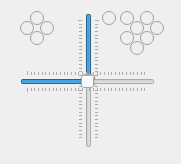
Old version of the form direcs/src/joystickDialog.ui in the repository markusk/direcs.
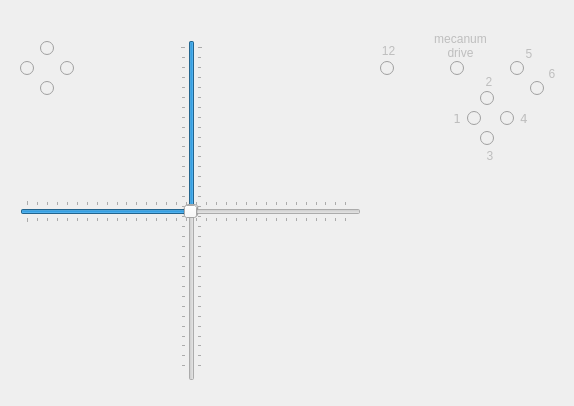
New version of the form. Icons and pictures are not drawn.

Commit message: Joystick button layout updated to current Gamepad. Buttons labels updated.

```diff
--- a/direcs/src/joystickDialog.ui
+++ b/direcs/src/joystickDialog.ui
@@ -9,8 +9,8 @@
    <rect>
     <x>0</x>
     <y>0</y>
-    <width>181</width>
-    <height>164</height>
+    <width>574</width>
+    <height>406</height>
    </rect>
   </property>
   <property name="sizePolicy">
@@ -32,8 +32,8 @@
    </property>
    <property name="geometry">
     <rect>
-     <x>30</x>
-     <y>10</y>
+     <x>40</x>
+     <y>40</y>
      <width>16</width>
      <height>16</height>
     </rect>
@@ -57,7 +57,7 @@
    <property name="geometry">
     <rect>
      <x>20</x>
-     <y>20</y>
+     <y>60</y>
      <width>16</width>
      <height>16</height>
     </rect>
@@ -80,9 +80,9 @@
    </property>
    <property name="geometry">
     <rect>
-     <x>102</x>
-     <y>10</y>
-     <width>16</width>
+     <x>380</x>
+     <y>60</y>
+     <width>21</width>
      <height>16</height>
     </rect>
    </property>
@@ -104,9 +104,9 @@
    </property>
    <property name="geometry">
     <rect>
-     <x>120</x>
-     <y>10</y>
-     <width>16</width>
+     <x>450</x>
+     <y>60</y>
+     <width>21</width>
      <height>16</height>
     </rect>
    </property>
@@ -128,8 +128,8 @@
    </property>
    <property name="geometry">
     <rect>
-     <x>30</x>
-     <y>30</y>
+     <x>40</x>
+     <y>80</y>
      <width>16</width>
      <height>16</height>
     </rect>
@@ -152,9 +152,9 @@
    </property>
    <property name="geometry">
     <rect>
-     <x>120</x>
-     <y>30</y>
-     <width>16</width>
+     <x>450</x>
+     <y>110</y>
+     <width>31</width>
      <height>16</height>
     </rect>
    </property>
@@ -163,8 +163,11 @@
      <family>Verdana</family>
     </font>
    </property>
+   <property name="layoutDirection">
+    <enum>Qt::RightToLeft</enum>
+   </property>
    <property name="text">
-    <string/>
+    <string>1</string>
    </property>
    <property name="autoExclusive">
     <bool>false</bool>
@@ -176,8 +179,8 @@
    </property>
    <property name="geometry">
     <rect>
-     <x>40</x>
-     <y>20</y>
+     <x>60</x>
+     <y>60</y>
      <width>16</width>
      <height>16</height>
     </rect>
@@ -197,10 +200,10 @@
   <widget class="QSlider" name="sliderJoystickY">
    <property name="geometry">
     <rect>
-     <x>77</x>
-     <y>13</y>
+     <x>180</x>
+     <y>40</y>
      <width>23</width>
-     <height>135</height>
+     <height>341</height>
     </rect>
    </property>
    <property name="font">
@@ -239,9 +242,9 @@
    </property>
    <property name="geometry">
     <rect>
-     <x>140</x>
-     <y>10</y>
-     <width>16</width>
+     <x>510</x>
+     <y>60</y>
+     <width>21</width>
      <height>16</height>
     </rect>
    </property>
@@ -263,9 +266,9 @@
    </property>
    <property name="geometry">
     <rect>
-     <x>140</x>
-     <y>30</y>
-     <width>16</width>
+     <x>500</x>
+     <y>110</y>
+     <width>31</width>
      <height>16</height>
     </rect>
    </property>
@@ -275,7 +278,7 @@
     </font>
    </property>
    <property name="text">
-    <string/>
+    <string>4</string>
    </property>
    <property name="autoExclusive">
     <bool>false</bool>
@@ -287,9 +290,9 @@
    </property>
    <property name="geometry">
     <rect>
-     <x>130</x>
-     <y>20</y>
-     <width>16</width>
+     <x>480</x>
+     <y>90</y>
+     <width>21</width>
      <height>16</height>
     </rect>
    </property>
@@ -311,9 +314,9 @@
    </property>
    <property name="geometry">
     <rect>
-     <x>150</x>
-     <y>20</y>
-     <width>16</width>
+     <x>530</x>
+     <y>80</y>
+     <width>21</width>
      <height>16</height>
     </rect>
    </property>
@@ -335,9 +338,9 @@
    </property>
    <property name="geometry">
     <rect>
-     <x>130</x>
-     <y>40</y>
-     <width>16</width>
+     <x>480</x>
+     <y>130</y>
+     <width>21</width>
      <height>16</height>
     </rect>
    </property>
@@ -357,8 +360,8 @@
    <property name="geometry">
     <rect>
      <x>20</x>
-     <y>70</y>
-     <width>135</width>
+     <y>200</y>
+     <width>341</width>
      <height>23</height>
     </rect>
    </property>
@@ -389,6 +392,144 @@
     <number>2000</number>
    </property>
   </widget>
+  <widget class="QLabel" name="label">
+   <property name="enabled">
+    <bool>false</bool>
+   </property>
+   <property name="geometry">
+    <rect>
+     <x>482</x>
+     <y>148</y>
+     <width>16</width>
+     <height>16</height>
+    </rect>
+   </property>
+   <property name="layoutDirection">
+    <enum>Qt::LeftToRight</enum>
+   </property>
+   <property name="text">
+    <string>3</string>
+   </property>
+   <property name="alignment">
+    <set>Qt::AlignCenter</set>
+   </property>
+  </widget>
+  <widget class="QLabel" name="label_2">
+   <property name="enabled">
+    <bool>false</bool>
+   </property>
+   <property name="geometry">
+    <rect>
+     <x>481</x>
+     <y>74</y>
+     <width>16</width>
+     <height>16</height>
+    </rect>
+   </property>
+   <property name="layoutDirection">
+    <enum>Qt::LeftToRight</enum>
+   </property>
+   <property name="text">
+    <string>2</string>
+   </property>
+   <property name="alignment">
+    <set>Qt::AlignCenter</set>
+   </property>
+  </widget>
+  <widget class="QLabel" name="label_4">
+   <property name="enabled">
+    <bool>false</bool>
+   </property>
+   <property name="geometry">
+    <rect>
+     <x>521</x>
+     <y>46</y>
+     <width>16</width>
+     <height>16</height>
+    </rect>
+   </property>
+   <property name="layoutDirection">
+    <enum>Qt::LeftToRight</enum>
+   </property>
+   <property name="text">
+    <string>5</string>
+   </property>
+   <property name="alignment">
+    <set>Qt::AlignCenter</set>
+   </property>
+  </widget>
+  <widget class="QLabel" name="label_5">
+   <property name="enabled">
+    <bool>false</bool>
+   </property>
+   <property name="geometry">
+    <rect>
+     <x>544</x>
+     <y>66</y>
+     <width>16</width>
+     <height>16</height>
+    </rect>
+   </property>
+   <property name="layoutDirection">
+    <enum>Qt::LeftToRight</enum>
+   </property>
+   <property name="text">
+    <string>6</string>
+   </property>
+   <property name="alignment">
+    <set>Qt::AlignCenter</set>
+   </property>
+  </widget>
+  <widget class="QLabel" name="label_7">
+   <property name="enabled">
+    <bool>false</bool>
+   </property>
+   <property name="geometry">
+    <rect>
+     <x>363</x>
+     <y>41</y>
+     <width>51</width>
+     <height>20</height>
+    </rect>
+   </property>
+   <property name="layoutDirection">
+    <enum>Qt::LeftToRight</enum>
+   </property>
+   <property name="text">
+    <string>12</string>
+   </property>
+   <property name="alignment">
+    <set>Qt::AlignCenter</set>
+   </property>
+   <property name="wordWrap">
+    <bool>true</bool>
+   </property>
+  </widget>
+  <widget class="QLabel" name="label_8">
+   <property name="enabled">
+    <bool>false</bool>
+   </property>
+   <property name="geometry">
+    <rect>
+     <x>430</x>
+     <y>30</y>
+     <width>61</width>
+     <height>31</height>
+    </rect>
+   </property>
+   <property name="layoutDirection">
+    <enum>Qt::LeftToRight</enum>
+   </property>
+   <property name="text">
+    <string>mecanum drive</string>
+   </property>
+   <property name="alignment">
+    <set>Qt::AlignCenter</set>
+   </property>
+   <property name="wordWrap">
+    <bool>true</bool>
+   </property>
+  </widget>
  </widget>
  <resources>
   <include location="../direcs.qrc"/>
```
